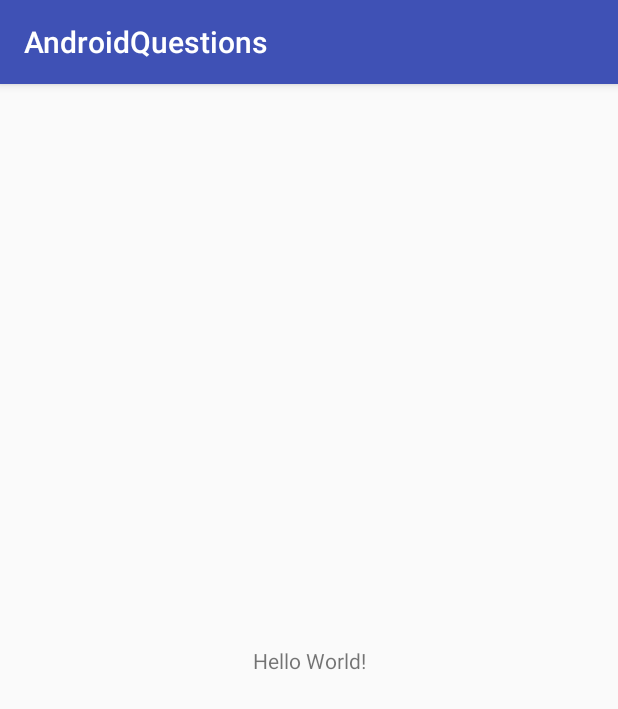
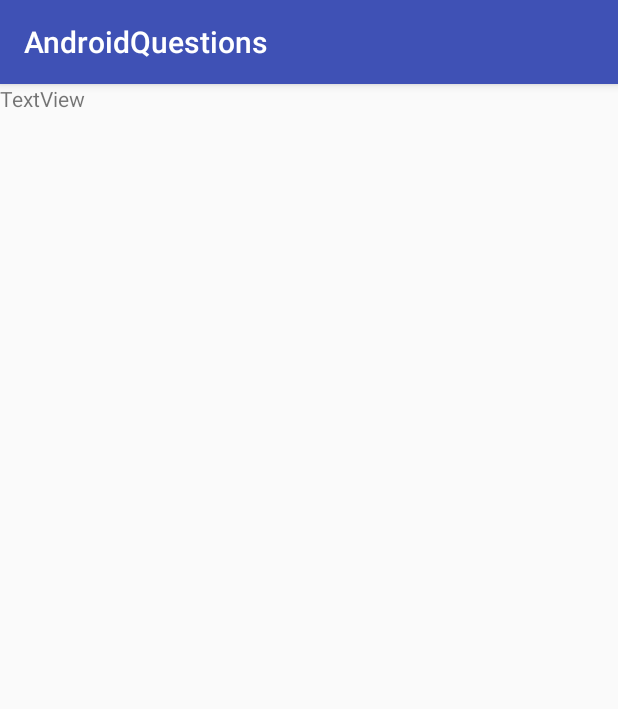
Before and after one commit to mkrol91/AndroidQuestions, an Android app: the screen it shows after launch (MainActivity before the commit, SplashActivity after it), on a phone screen of 412 x 824 dp. Shown: the top 709 px of the screen. Run offline under Robolectric (Android 15) with nearby library versions, the phone set to English and light mode, and no system bars.

Commit message:
Pushing splash fragment; Splash activity as main activity

```diff
--- a/app/src/main/AndroidManifest.xml
+++ b/app/src/main/AndroidManifest.xml
@@ -9,14 +9,12 @@
         android:roundIcon="@mipmap/ic_launcher_round"
         android:supportsRtl="true"
         android:theme="@style/AppTheme">
-        <activity android:name=".MainActivity">
+        <activity android:name=".splash.SplashActivity">
             <intent-filter>
                 <action android:name="android.intent.action.MAIN" />
-
                 <category android:name="android.intent.category.LAUNCHER" />
             </intent-filter>
         </activity>
-        <activity android:name=".splash.SplashActivity" />
     </application>
 
 </manifest>
--- a/app/src/main/java/com/example/mirek/androidquestions/MainActivity.kt
+++ /dev/null
@@ -1,12 +0,0 @@
-package com.example.mirek.androidquestions
-
-import android.support.v7.app.AppCompatActivity
-import android.os.Bundle
-
-class MainActivity : AppCompatActivity() {
-
-    override fun onCreate(savedInstanceState: Bundle?) {
-        super.onCreate(savedInstanceState)
-        setContentView(R.layout.activity_main)
-    }
-}
--- a/app/src/main/java/com/example/mirek/androidquestions/splash/SplashActivity.kt
+++ b/app/src/main/java/com/example/mirek/androidquestions/splash/SplashActivity.kt
@@ -1,13 +1,17 @@
 package com.example.mirek.androidquestions.splash
 
 import android.os.Bundle
-import android.os.PersistableBundle
 import android.support.v7.app.AppCompatActivity
 import com.example.mirek.androidquestions.R
+import com.example.mirek.androidquestions.util.replaceFragmentInActivity
 
 class SplashActivity : AppCompatActivity() {
-    override fun onCreate(savedInstanceState: Bundle?, persistentState: PersistableBundle?) {
-        super.onCreate(savedInstanceState, persistentState)
+    override fun onCreate(savedInstanceState: Bundle?) {
+        super.onCreate(savedInstanceState)
         setContentView(R.layout.splash_activity)
+
+        val splashFragment = supportFragmentManager.findFragmentById(R.id.content) as SplashFragment?
+                ?: SplashFragment.newInstance().also { replaceFragmentInActivity(it, R.id.content) }
     }
+
 }
--- /dev/null
+++ b/app/src/main/java/com/example/mirek/androidquestions/splash/SplashFragment.kt
@@ -0,0 +1,25 @@
+package com.example.mirek.androidquestions.splash
+
+import android.os.Bundle
+import android.support.v4.app.Fragment
+import android.view.LayoutInflater
+import android.view.View
+import android.view.ViewGroup
+import com.example.mirek.androidquestions.R
+
+class SplashFragment : Fragment() {
+
+    override fun onCreate(savedInstanceState: Bundle?) {
+        super.onCreate(savedInstanceState)
+    }
+
+    override fun onCreateView(inflater: LayoutInflater, container: ViewGroup?, savedInstanceState: Bundle?): View? {
+        return inflater.inflate(R.layout.splash_fragment, container, false)
+    }
+
+    companion object {
+        fun newInstance(): SplashFragment {
+            return SplashFragment()
+        }
+    }
+}
--- /dev/null
+++ b/app/src/main/java/com/example/mirek/androidquestions/util/AppCompatActivityExt.kt
@@ -0,0 +1,19 @@
+package com.example.mirek.androidquestions.util
+
+import android.support.annotation.IdRes
+import android.support.v4.app.Fragment
+import android.support.v4.app.FragmentManager
+import android.support.v4.app.FragmentTransaction
+import android.support.v7.app.AppCompatActivity
+
+fun AppCompatActivity.replaceFragmentInActivity(fragment: Fragment, @IdRes contentId: Int) {
+    supportFragmentManager.transact {
+        replace(contentId, fragment)
+    }
+}
+
+private inline fun FragmentManager.transact(action: FragmentTransaction.() -> Unit) {
+    beginTransaction().apply {
+        action()
+    }.commit()
+}
--- a/app/src/main/res/layout/activity_main.xml
+++ /dev/null
@@ -1,18 +0,0 @@
-<?xml version="1.0" encoding="utf-8"?>
-<android.support.constraint.ConstraintLayout xmlns:android="http://schemas.android.com/apk/res/android"
-    xmlns:app="http://schemas.android.com/apk/res-auto"
-    xmlns:tools="http://schemas.android.com/tools"
-    android:layout_width="match_parent"
-    android:layout_height="match_parent"
-    tools:context=".MainActivity">
-
-    <TextView
-        android:layout_width="wrap_content"
-        android:layout_height="wrap_content"
-        android:text="Hello World!"
-        app:layout_constraintBottom_toBottomOf="parent"
-        app:layout_constraintLeft_toLeftOf="parent"
-        app:layout_constraintRight_toRightOf="parent"
-        app:layout_constraintTop_toTopOf="parent" />
-
-</android.support.constraint.ConstraintLayout>
--- /dev/null
+++ b/app/src/main/res/layout/splash_fragment.xml
@@ -0,0 +1,11 @@
+<?xml version="1.0" encoding="utf-8"?>
+<android.support.constraint.ConstraintLayout xmlns:android="http://schemas.android.com/apk/res/android"
+    android:layout_width="match_parent"
+    android:layout_height="match_parent">
+
+    <TextView
+        android:id="@+id/textView"
+        android:layout_width="wrap_content"
+        android:layout_height="wrap_content"
+        android:text="TextView" />
+</android.support.constraint.ConstraintLayout>
```
Also changed, not shown: app/src/main/res/layout/splash_activity.xml (+3 -14 lines).
